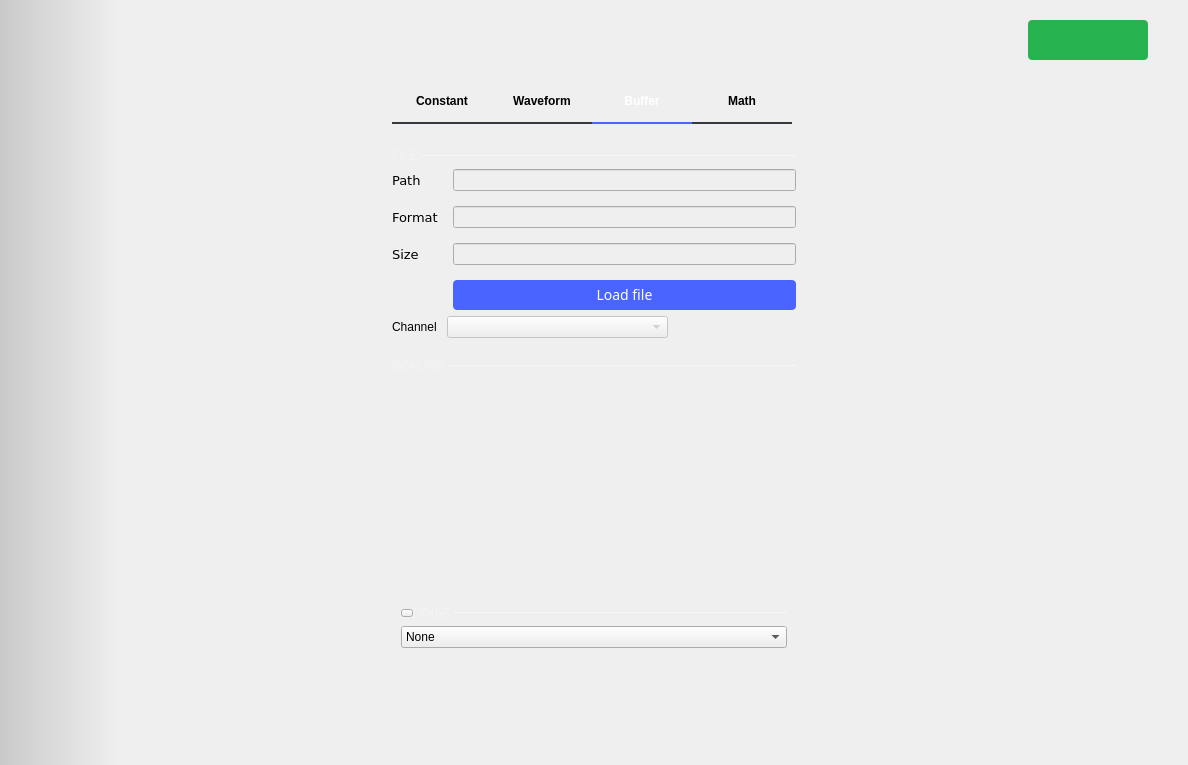
The window that ui/signal_generator.ui (analogdevicesinc/scopy) describes before a commit, drawn with Qt 5.
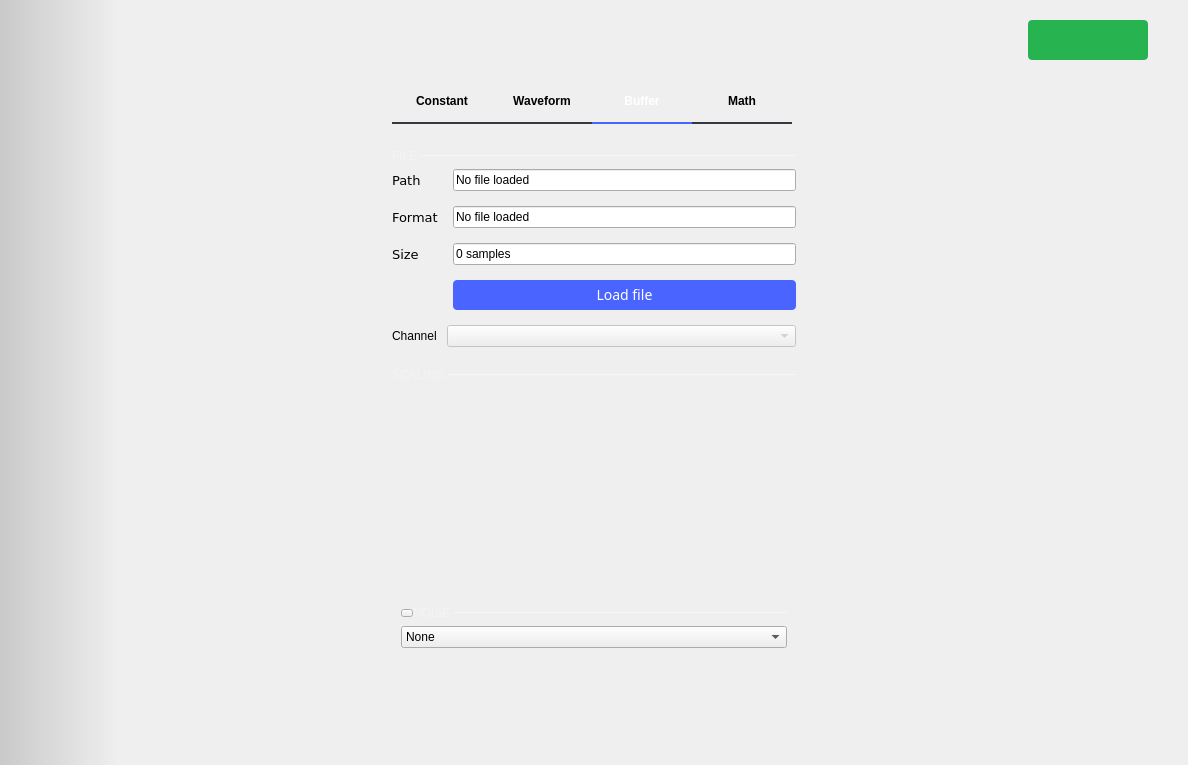
The same window after the commit. Icons and pictures are not drawn. Custom widgets are drawn as their Qt base class.

Commit message: SignalGenerator: rework signal generator UI

```diff
--- a/ui/signal_generator.ui
+++ b/ui/signal_generator.ui
@@ -568,7 +568,7 @@
                        <item row="0" column="1">
                         <widget class="QLineEdit" name="label_path">
                          <property name="enabled">
-                          <bool>false</bool>
+                          <bool>true</bool>
                          </property>
                          <property name="sizePolicy">
                           <sizepolicy hsizetype="Minimum" vsizetype="Fixed">
@@ -576,6 +576,12 @@
                            <verstretch>0</verstretch>
                           </sizepolicy>
                          </property>
+                         <property name="text">
+                          <string>No file loaded</string>
+                         </property>
+                         <property name="readOnly">
+                          <bool>true</bool>
+                         </property>
                         </widget>
                        </item>
                        <item row="1" column="0">
@@ -594,7 +600,7 @@
                        <item row="1" column="1">
                         <widget class="QLineEdit" name="label_format">
                          <property name="enabled">
-                          <bool>false</bool>
+                          <bool>true</bool>
                          </property>
                          <property name="sizePolicy">
                           <sizepolicy hsizetype="Minimum" vsizetype="Fixed">
@@ -602,6 +608,12 @@
                            <verstretch>0</verstretch>
                           </sizepolicy>
                          </property>
+                         <property name="text">
+                          <string>No file loaded</string>
+                         </property>
+                         <property name="readOnly">
+                          <bool>true</bool>
+                         </property>
                         </widget>
                        </item>
                        <item row="2" column="0">
@@ -620,7 +632,7 @@
                        <item row="2" column="1">
                         <widget class="QLineEdit" name="label_size">
                          <property name="enabled">
-                          <bool>false</bool>
+                          <bool>true</bool>
                          </property>
                          <property name="sizePolicy">
                           <sizepolicy hsizetype="Minimum" vsizetype="Fixed">
@@ -628,8 +640,50 @@
                            <verstretch>0</verstretch>
                           </sizepolicy>
                          </property>
+                         <property name="text">
+                          <string>0 samples</string>
+                         </property>
+                         <property name="readOnly">
+                          <bool>true</bool>
+                         </property>
                         </widget>
                        </item>
+                       <item row="4" column="0" colspan="2">
+                        <layout class="QHBoxLayout" name="horizontalLayout_4">
+                         <property name="spacing">
+                          <number>10</number>
+                         </property>
+                         <item>
+                          <widget class="QLabel" name="label">
+                           <property name="sizePolicy">
+                            <sizepolicy hsizetype="Maximum" vsizetype="Preferred">
+                             <horstretch>0</horstretch>
+                             <verstretch>0</verstretch>
+                            </sizepolicy>
+                           </property>
+                           <property name="text">
+                            <string>Channel</string>
+                           </property>
+                          </widget>
+                         </item>
+                         <item>
+                          <widget class="QComboBox" name="fileChannel">
+                           <property name="enabled">
+                            <bool>false</bool>
+                           </property>
+                           <property name="sizePolicy">
+                            <sizepolicy hsizetype="Minimum" vsizetype="Fixed">
+                             <horstretch>0</horstretch>
+                             <verstretch>0</verstretch>
+                            </sizepolicy>
+                           </property>
+                           <property name="currentText">
+                            <string/>
+                           </property>
+                          </widget>
+                         </item>
+                        </layout>
+                       </item>
                        <item row="3" column="1">
                         <widget class="QPushButton" name="load_file">
                          <property name="sizePolicy">
@@ -685,58 +739,6 @@
                      </item>
                     </layout>
                    </item>
-                   <item>
-                    <layout class="QHBoxLayout" name="horizontalLayout_4">
-                     <property name="spacing">
-                      <number>10</number>
-                     </property>
-                     <item>
-                      <widget class="QLabel" name="label">
-                       <property name="sizePolicy">
-                        <sizepolicy hsizetype="Maximum" vsizetype="Preferred">
-                         <horstretch>0</horstretch>
-                         <verstretch>0</verstretch>
-                        </sizepolicy>
-                       </property>
-                       <property name="text">
-                        <string>Channel</string>
-                       </property>
-                      </widget>
-                     </item>
-                     <item>
-                      <widget class="QComboBox" name="fileChannel">
-                       <property name="enabled">
-                        <bool>false</bool>
-                       </property>
-                       <property name="sizePolicy">
-                        <sizepolicy hsizetype="Minimum" vsizetype="Fixed">
-                         <horstretch>0</horstretch>
-                         <verstretch>0</verstretch>
-                        </sizepolicy>
-                       </property>
-                       <property name="currentText">
-                        <string/>
-                       </property>
-                      </widget>
-                     </item>
-                     <item>
-                      <spacer name="horizontalSpacer_5">
-                       <property name="orientation">
-                        <enum>Qt::Horizontal</enum>
-                       </property>
-                       <property name="sizeType">
-                        <enum>QSizePolicy::Fixed</enum>
-                       </property>
-                       <property name="sizeHint" stdset="0">
-                        <size>
-                         <width>128</width>
-                         <height>0</height>
-                        </size>
-                       </property>
-                      </spacer>
-                     </item>
-                    </layout>
-                   </item>
                    <item>
                     <layout class="QHBoxLayout" name="horizontalLayout_2">
                      <property name="spacing">
```
